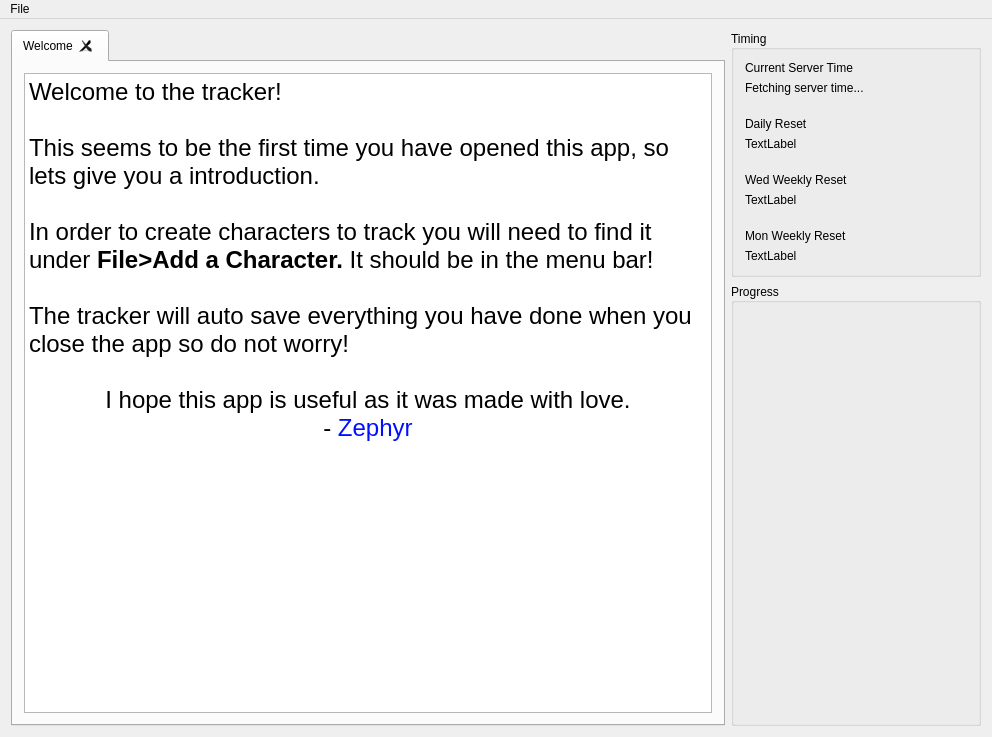
Qt form MapleDailyTracker/mainwindow.ui (BryceCallender/OldMapleTracker) before a commit.
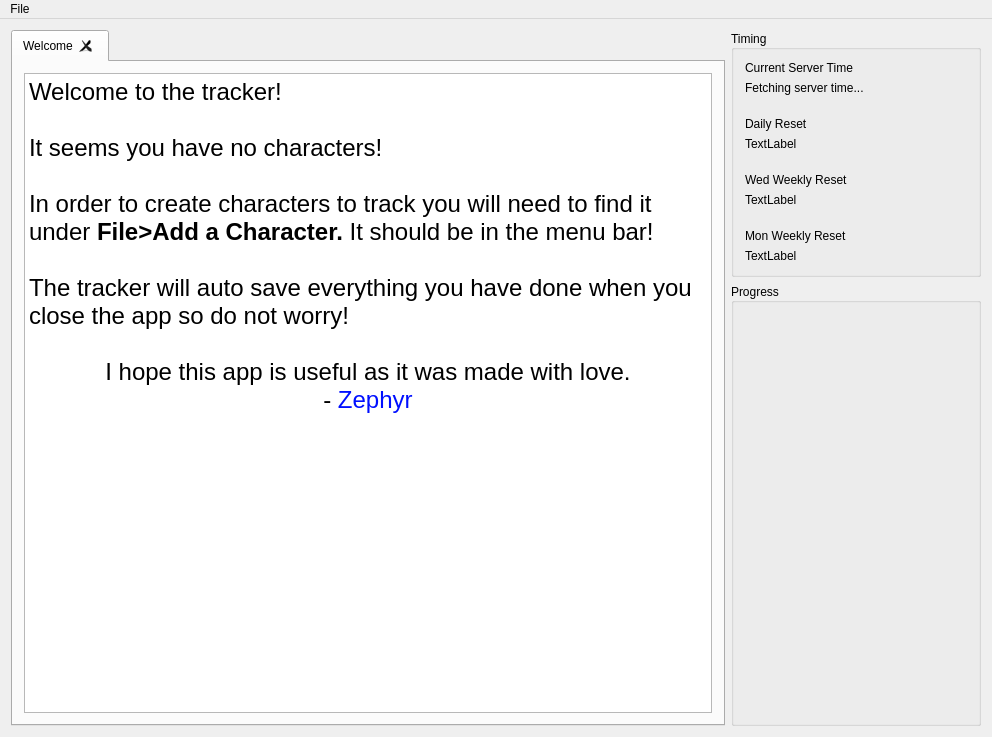
The same form after that commit. Custom widgets are drawn as their Qt base class.

```diff
--- a/MapleDailyTracker/mainwindow.ui
+++ b/MapleDailyTracker/mainwindow.ui
@@ -48,7 +48,7 @@
 &lt;html&gt;&lt;head&gt;&lt;meta name=&quot;qrichtext&quot; content=&quot;1&quot; /&gt;&lt;meta charset=&quot;utf-8&quot; /&gt;&lt;style type=&quot;text/css&quot;&gt;
 p, li { white-space: pre-wrap; }
 &lt;/style&gt;&lt;/head&gt;&lt;body style=&quot; font-family:'.AppleSystemUIFont'; font-size:13pt; font-weight:400; font-style:normal;&quot;&gt;
-&lt;p style=&quot; margin-top:0px; margin-bottom:0px; margin-left:0px; margin-right:0px; -qt-block-indent:0; text-indent:0px;&quot;&gt;&lt;span style=&quot; font-size:18pt;&quot;&gt;Welcome to the tracker! &lt;br /&gt;&lt;br /&gt;This seems to be the first time you have opened this app, so lets give you a introduction. &lt;/span&gt;&lt;/p&gt;
+&lt;p style=&quot; margin-top:0px; margin-bottom:0px; margin-left:0px; margin-right:0px; -qt-block-indent:0; text-indent:0px;&quot;&gt;&lt;span style=&quot; font-size:18pt;&quot;&gt;Welcome to the tracker! &lt;br /&gt;&lt;br /&gt;It seems you have no characters!&lt;/span&gt;&lt;/p&gt;
 &lt;p style=&quot;-qt-paragraph-type:empty; margin-top:0px; margin-bottom:0px; margin-left:0px; margin-right:0px; -qt-block-indent:0; text-indent:0px; font-size:18pt;&quot;&gt;&lt;br /&gt;&lt;/p&gt;
 &lt;p style=&quot; margin-top:0px; margin-bottom:0px; margin-left:0px; margin-right:0px; -qt-block-indent:0; text-indent:0px;&quot;&gt;&lt;span style=&quot; font-size:18pt;&quot;&gt;In order to create characters to track you will need to find it under &lt;/span&gt;&lt;span style=&quot; font-size:18pt; font-weight:700;&quot;&gt;File&amp;gt;Add a Character.&lt;/span&gt;&lt;span style=&quot; font-size:18pt;&quot;&gt; It should be in the menu bar!&lt;/span&gt;&lt;/p&gt;
 &lt;p style=&quot;-qt-paragraph-type:empty; margin-top:0px; margin-bottom:0px; margin-left:0px; margin-right:0px; -qt-block-indent:0; text-indent:0px; font-size:18pt;&quot;&gt;&lt;br /&gt;&lt;/p&gt;
```
